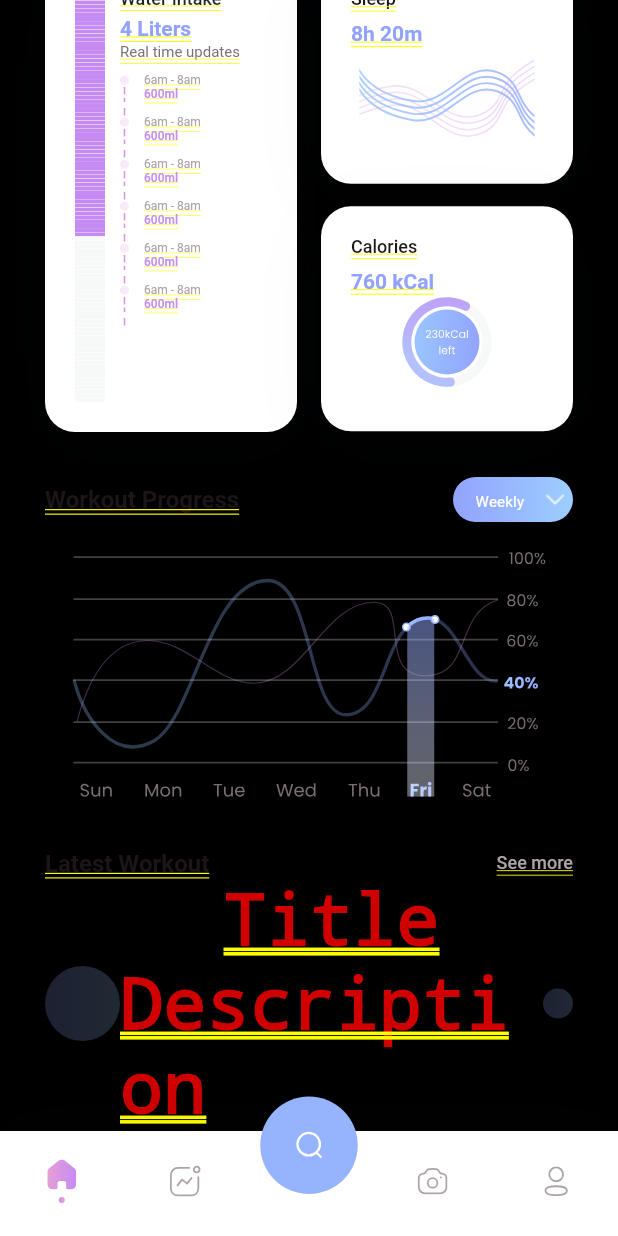
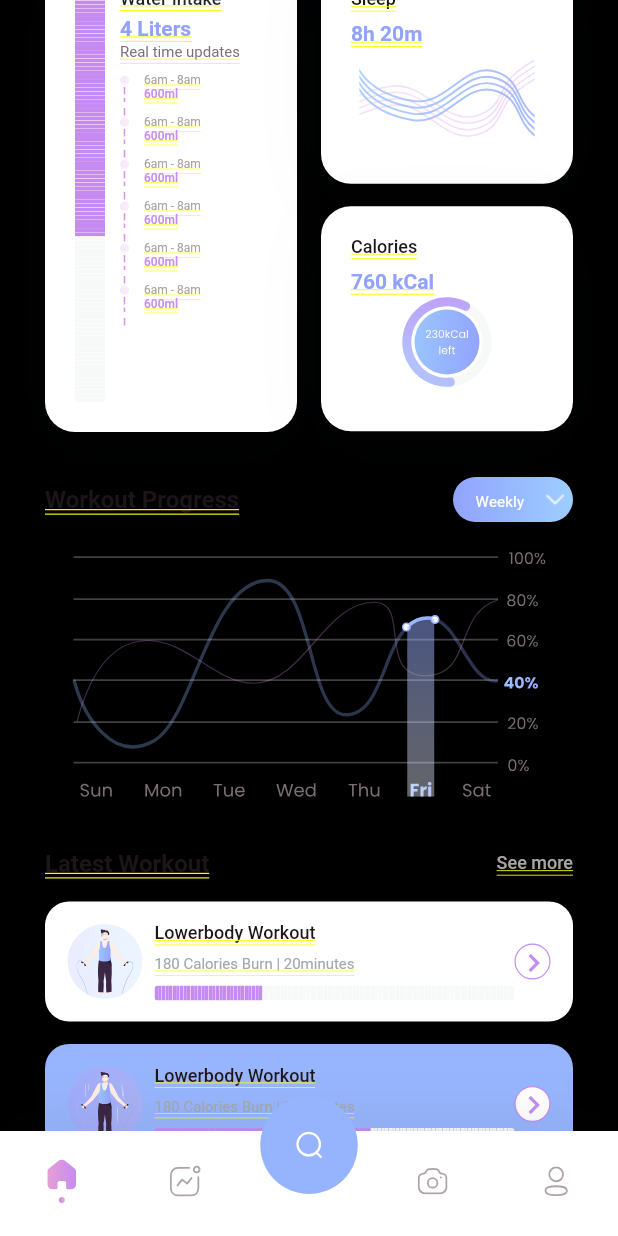
Before and after one commit to samuelBaz/fitness_app, a Flutter app: the screen it shows after launch, scrolled down 576 dp, on a phone screen of 412 x 824 dp. Run offline on Flutter 3.47's test engine with Material 2 defaults, Android fonts, the light colour scheme and no system bars; drawn by our look-alikes of persistent_bottom_nav_bar, step_progress_indicator; our stand-ins replace badges, dashed_circular_progress_bar, fl_chart, flutter_svg; Roboto replaces fonts that are missing (Poppins).

Commit message:
item workout

```diff
--- a/lib/screens/home_screen.dart
+++ b/lib/screens/home_screen.dart
@@ -451,8 +451,8 @@ class _HomeScreenState extends State<HomeScreen> {
             ),
             Container(
               margin: EdgeInsets.symmetric(horizontal: 30),
-              child: Column(children: [
-                const Row(
+              child: const Column(children: [
+                Row(
                   children: [
                     Expanded(
                         child: Text(
@@ -475,9 +475,22 @@ class _HomeScreenState extends State<HomeScreen> {
                     )
                   ],
                 ),
-                ItemWorkOutFit(),
-                ItemWorkOutFit(),
-                ItemWorkOutFit(),
+                SizedBox(
+                  height: 16,
+                ),
+                ItemWorkOutFit(
+                  color: Colors.white,
+                  progress: 30,
+                ),
+                ItemWorkOutFit(
+                  color: Color(0xFF97B5FE),
+                  mainColor: false,
+                  progress: 60,
+                ),
+                ItemWorkOutFit(
+                  color: Colors.white,
+                  progress: 85,
+                ),
               ]),
             )
           ],
--- a/lib/widgets/item_workout_fit.dart
+++ b/lib/widgets/item_workout_fit.dart
@@ -1,8 +1,19 @@
 import 'package:fitness_app/widgets/circle_item_fit.dart';
 import 'package:flutter/cupertino.dart';
+import 'package:flutter/material.dart';
+import 'package:flutter_svg/flutter_svg.dart';
+import 'package:step_progress_indicator/step_progress_indicator.dart';
 
 class ItemWorkOutFit extends StatefulWidget {
-  const ItemWorkOutFit({super.key});
+  final Color color;
+  final bool mainColor;
+  final int progress;
+
+  const ItemWorkOutFit(
+      {super.key,
+      required this.color,
+      this.mainColor = true,
+      required this.progress});
 
   @override
   State<ItemWorkOutFit> createState() => _ItemWorkOutFitState();
@@ -12,14 +23,89 @@ class _ItemWorkOutFitState extends State<ItemWorkOutFit> {
   @override
   Widget build(BuildContext context) {
     return Container(
+      height: 80,
+      decoration: ShapeDecoration(
+        color: widget.color,
+        shape: RoundedRectangleBorder(
+          borderRadius: BorderRadius.circular(16),
+        ),
+      ),
+      margin: EdgeInsets.only(bottom: 15),
+      padding: EdgeInsets.symmetric(horizontal: 15),
       child: Row(children: [
-        CircleItemFit(size: 50),
+        Stack(
+          alignment: Alignment.center,
+          children: [
+            CircleItemFit(size: 50, mainColor: widget.mainColor),
+            SvgPicture.asset('assets/layer.svg')
+          ],
+        ),
+        const SizedBox(
+          width: 8,
+        ),
         Expanded(
             child: Column(
-          children: [Text("Title"), Text("Description")],
+          crossAxisAlignment: CrossAxisAlignment.start,
+          mainAxisAlignment: MainAxisAlignment.center,
+          children: [
+            const Text(
+              'Lowerbody Workout',
+              style: TextStyle(
+                color: Color(0xFF1D1517),
+                fontSize: 12,
+                fontFamily: 'Poppins',
+                fontWeight: FontWeight.w500,
+              ),
+            ),
+            SizedBox(
+              height: 8,
+            ),
+            const Text(
+              '180 Calories Burn | 20minutes',
+              style: TextStyle(
+                color: Color(0xFFA3A8AC),
+                fontSize: 10,
+                fontFamily: 'Poppins',
+                fontWeight: FontWeight.w400,
+              ),
+            ),
+            SizedBox(
+              height: 8,
+            ),
+            StepProgressIndicator(
+              totalSteps: 100,
+              currentStep: widget.progress,
+              direction: Axis.horizontal,
+              progressDirection: TextDirection.ltr,
+              size: 10,
+              padding: 0,
+              roundedEdges: Radius.circular(10),
+              selectedGradientColor: LinearGradient(
+                begin: Alignment.topLeft,
+                end: Alignment.bottomRight,
+                colors: [Color(0xFFC58BF2), Color(0xFFB3BFFD)],
+              ),
+              unselectedGradientColor: LinearGradient(
+                begin: Alignment.topLeft,
+                end: Alignment.bottomRight,
+                colors: [Color(0xFFF7F8F8), Color(0xFFF7F8F8)],
+              ),
+            ),
+          ],
         )),
-        CircleItemFit(
-          size: 20,
+        Container(
+          width: 24,
+          height: 24,
+          decoration: ShapeDecoration(
+            color: Colors.white,
+            shape: OvalBorder(
+              side: BorderSide(width: 0.80, color: Color(0xFFC58BF2)),
+            ),
+          ),
+          child: Icon(
+            Icons.chevron_right,
+            color: Color(0xFFC58BF2),
+          ),
         )
       ]),
     );
```
Also changed, not shown: assets/layer.svg (added).
